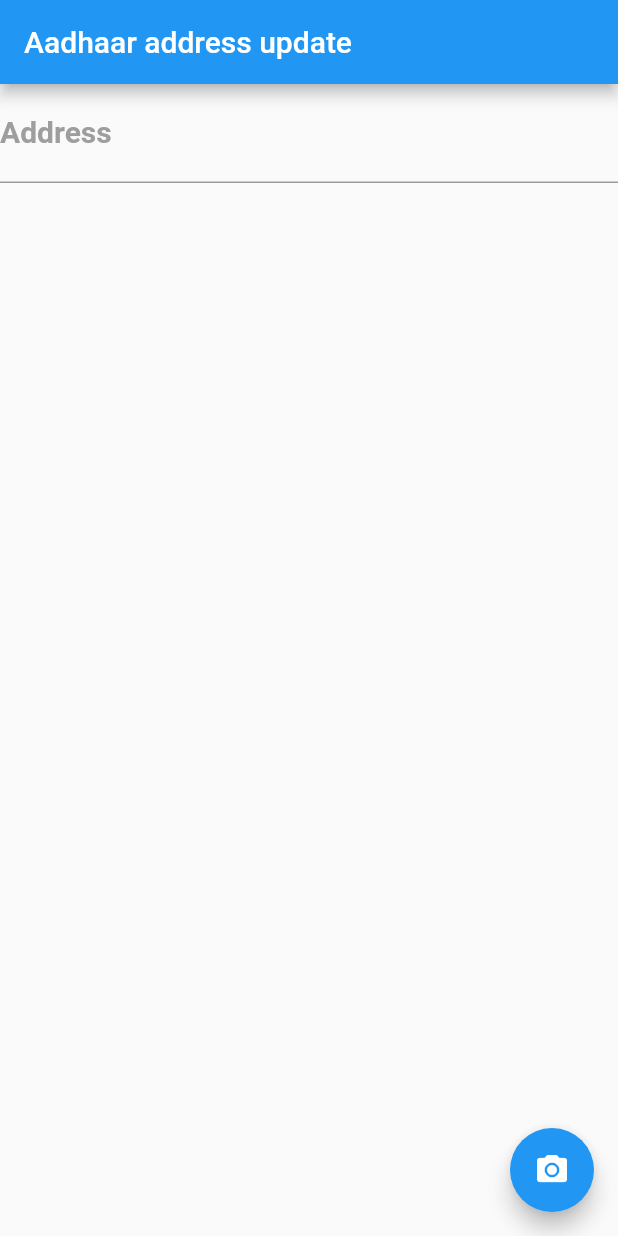
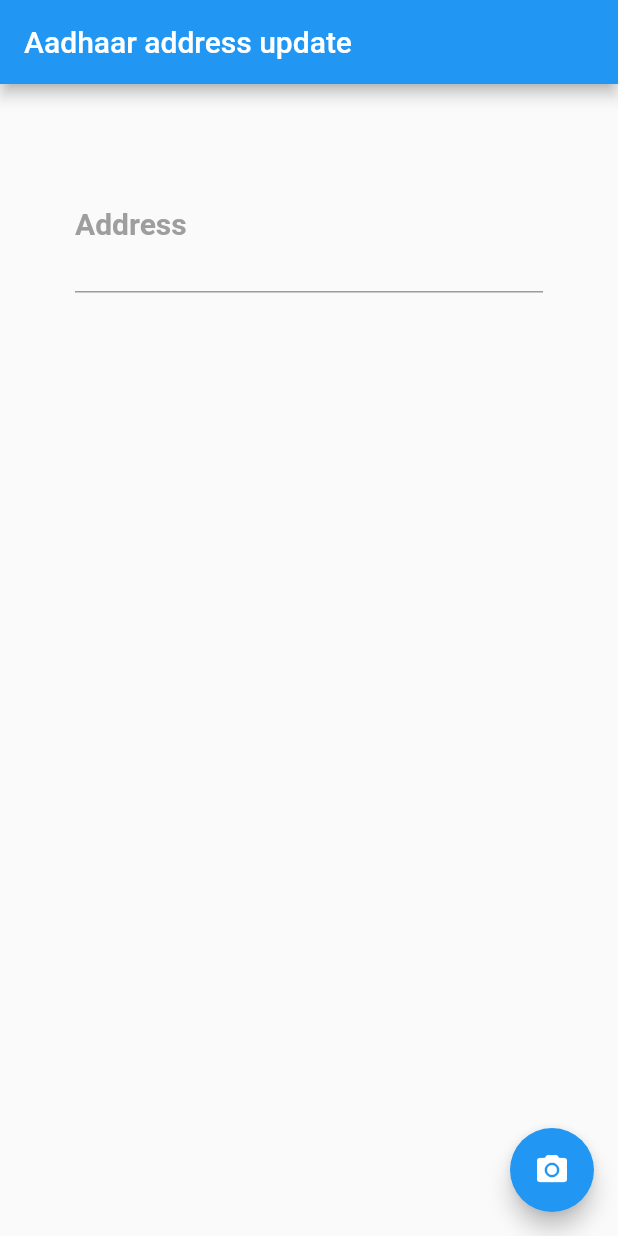
Before and after one commit to angad-k/uidai_hackathon_frontend, a Flutter app: the screen it shows after launch, on a phone screen of 412 x 824 dp. Run offline on Flutter 3.47's test engine with Material 2 defaults, Android fonts, the phone set to English and light mode, and no system bars; our stand-ins replace otp_text_field, qr_flutter; missing offline and left inert: barcode_scan_fix, camera_camera, simple_ocr_plugin.

Commit message:
ocr changes

```diff
--- a/lib/screens/documentphotos.dart
+++ b/lib/screens/documentphotos.dart
@@ -44,10 +44,14 @@ class _DocumentPhotosScreenState extends State<DocumentPhotosScreen> {
         title: Text("Aadhaar address update"),
       ),
       body: Center(
+        child: Container(
+          padding: EdgeInsets.all(50),
           child: Column(
             children: [
               TextField(
                 controller: addresscontroller,
+                minLines: 2,
+                maxLines: 50,
                 style: TextStyle(
                     color: Colors.black,
                     fontSize: 20.0
@@ -61,6 +65,7 @@ class _DocumentPhotosScreenState extends State<DocumentPhotosScreen> {
             ],
           ),
         ),
+      ),
       floatingActionButton: FloatingActionButton(
         onPressed: openCamera,
         child: Icon(Icons.camera_alt),
```
Lines whose indentation alone changed are shown as unchanged.
